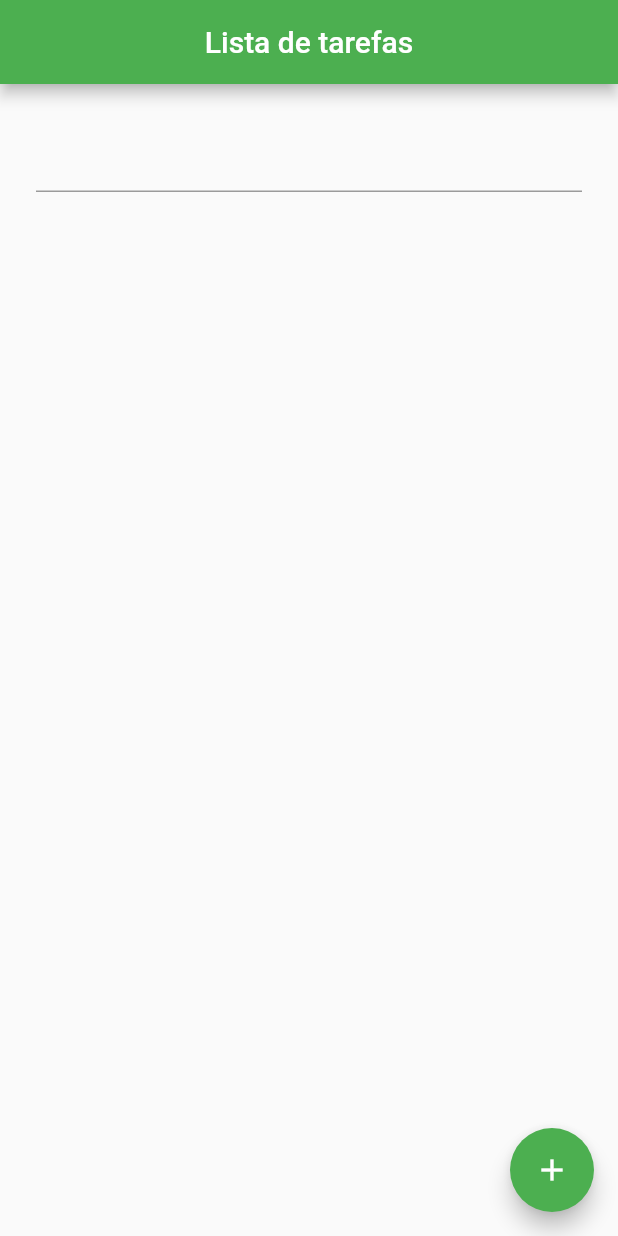
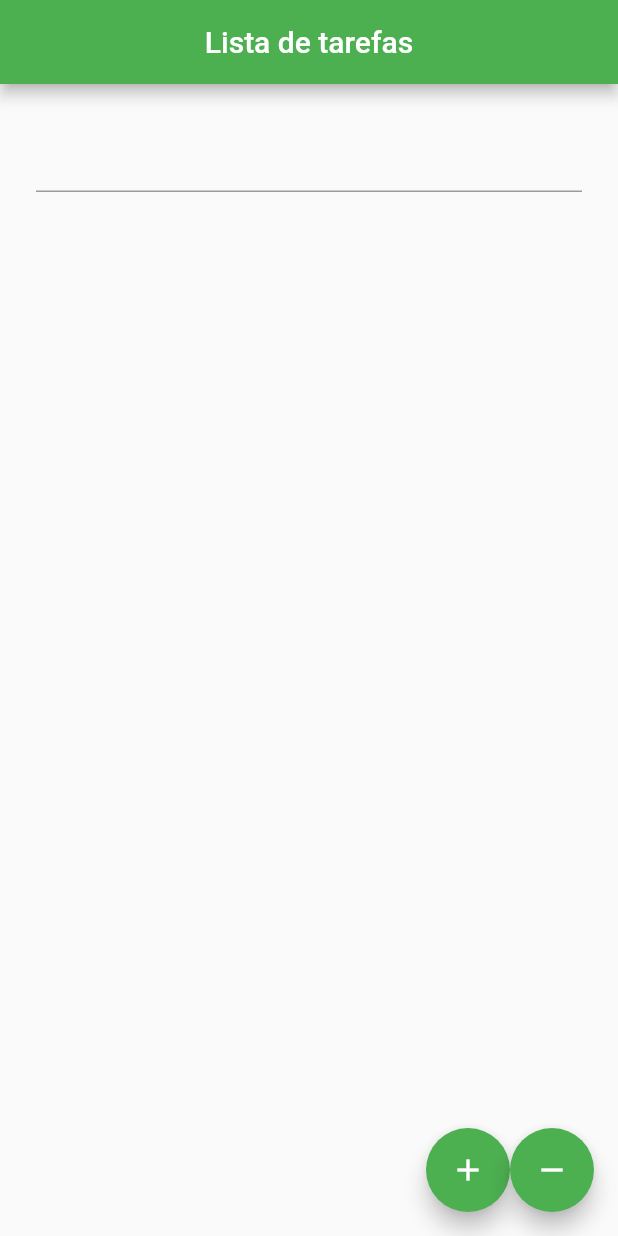
Before and after one commit to lucasaclima03/flutter_nv1, a Flutter app: the screen it shows after launch, after a tap on the "add" icon, on a phone screen of 412 x 824 dp. Run offline on Flutter 3.47's test engine with Material 2 defaults, Android fonts, the phone set to English and light mode, and no system bars.

Commit message:
todo list finalizado

```diff
--- a/lib/todo_list_page.dart
+++ b/lib/todo_list_page.dart
@@ -8,6 +8,9 @@ class TodoListPage extends StatefulWidget {
 }
 
 class _TodoListPageState extends State<TodoListPage> {
+  final TextEditingController _textEditingController = TextEditingController();
+  List<String> tarefas = [];
+
   @override
   Widget build(BuildContext context) {
     return Scaffold(
@@ -17,16 +20,59 @@ class _TodoListPageState extends State<TodoListPage> {
       ),
       body: Container(
         padding: const EdgeInsets.all(24),
-        child: Column(children: const [
-          TextField()
-        ],),
+        child: Column(
+          children: [
+            TextField(
+              controller: _textEditingController,
+            ),
+            SizedBox(
+              height: 400,
+              child: ListView.separated(
+                separatorBuilder: (context, index) => const Divider(),
+                itemCount: tarefas.length,
+                itemBuilder: (context, index) {
+                  return ListTile(
+                    title: Text(tarefas[index]),
+                    onLongPress: () {
+                      setState(() {
+                        tarefas.removeAt(index);
+                      });
+                    },
+                  );
+                },
+              ),
+            ),
+          ],
+        ),
       ),
-      floatingActionButton: FloatingActionButton(
-        backgroundColor: Colors.green,
-        onPressed: (){} ,
-        child: const Icon(Icons.add),
-        ),
+      floatingActionButton: Row(
+        crossAxisAlignment: CrossAxisAlignment.end,
+        mainAxisAlignment: MainAxisAlignment.end,
+        children: [
+          FloatingActionButton(
+            backgroundColor: Colors.green,
+            onPressed: () {
+              if (_textEditingController.text.isNotEmpty) {
+                setState(() {
+                  tarefas.add(_textEditingController.text);
+                });
 
+                _textEditingController.clear();
+              }
+            },
+            child: const Icon(Icons.add),
+          ),
+          FloatingActionButton(
+            backgroundColor: Colors.green,
+            onPressed: () {
+              setState(() {
+                tarefas = [];
+              });
+            },
+            child: const Icon(Icons.remove),
+          ),
+        ],
+      ),
     );
   }
 }
```
